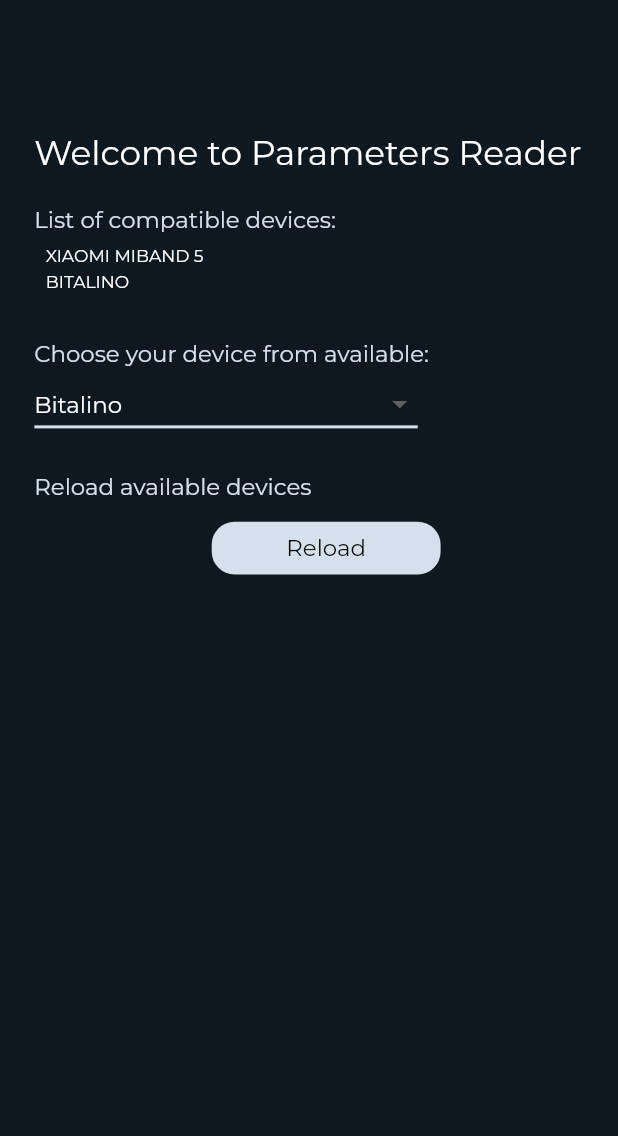
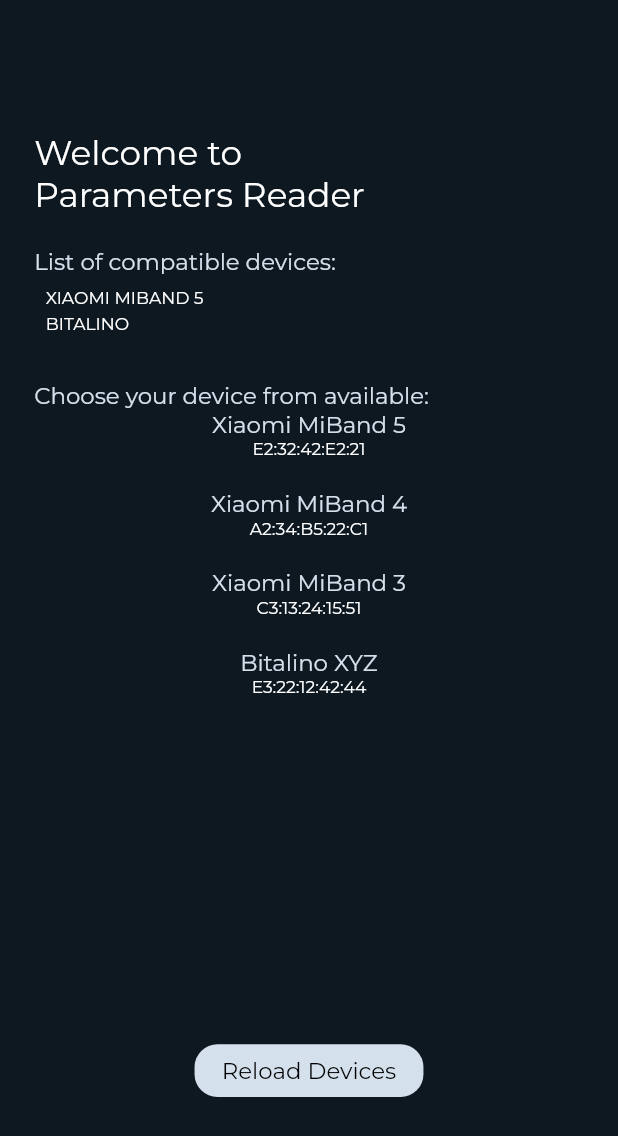
Before and after one commit to mateuszFicek/Band-Parameters-Reader, a Flutter app: the screen it shows after launch, on a phone screen of 412 x 824 dp. Shown: the top 1136 px of the screen. Run offline on Flutter 3.47's test engine with Material 2 defaults, Android fonts, the phone set to English and light mode, and no system bars; our stand-ins replace flutter_bloc, flutter_screenutil, google_fonts.

Commit message:
Dropdown menu changed to listview

```diff
--- a/band_parameters_reader/lib/ui/main/main.dart
+++ b/band_parameters_reader/lib/ui/main/main.dart
@@ -21,7 +21,7 @@ class _BandParametersReaderHomePageState
     return Scaffold(
       backgroundColor: UIColors.BACKGROUND_COLOR,
       body: Container(
-        margin: EdgeInsets.only(top: 250.h, left: 60.w),
+        margin: EdgeInsets.symmetric(vertical: 250.h, horizontal: 60.w),
         child: Column(
           mainAxisAlignment: MainAxisAlignment.start,
           mainAxisSize: MainAxisSize.min,
@@ -30,8 +30,7 @@ class _BandParametersReaderHomePageState
             _listOfDevicesText,
             _compatibleDevicesListView,
             _availableDevicesText,
-            _availableDevicesDropdownButton,
-            _reloadDevicesText,
+            _availableDevicesListView,
             _reloadButton,
           ],
         ),
@@ -53,9 +52,9 @@ class _BandParametersReaderHomePageState
   Widget get _welcomeText => Container(
         alignment: Alignment.centerLeft,
         child: Text(
-          "Welcome to Parameters Reader",
+          "Welcome to \nParameters Reader",
           style: TextStyle(color: Colors.white, fontSize: 60.w),
-          textAlign: TextAlign.center,
+          textAlign: TextAlign.left,
         ),
       );
 
@@ -81,51 +80,34 @@ class _BandParametersReaderHomePageState
         'Choose your device from available:',
       );
 
-  // maybe change it to listview
-  Widget get _availableDevicesDropdownButton => Container(
-        margin: EdgeInsets.only(right: 350.w),
+  Widget get _availableDevicesListView => Container(
         alignment: Alignment.centerLeft,
-        child: DropdownButton<String>(
-          isExpanded: true,
-          hint: Text(
-            dropdownValue,
-            style: informationTextStyle.copyWith(color: Colors.white),
-          ),
-          elevation: 16,
-          underline: Container(
-            height: 2,
-            color: UIColors.LIGHT_FONT_COLOR,
-          ),
-          onChanged: (String newValue) {
-            setState(() {
-              dropdownValue = newValue;
-            });
-          },
-          items: <String>['Xiaomi MiBand 5', 'Bitalino']
-              .map<DropdownMenuItem<String>>((String value) {
-            return DropdownMenuItem<String>(
-              value: value,
-              child: Text(
-                value,
-                style: TextStyle(color: Colors.black, fontSize: 40.w),
-              ),
-            );
-          }).toList(),
-        ),
-      );
-
-  Widget get _reloadDevicesText => _informationTextWrapper(
-        'Reload available devices',
+        height: 1200.h,
+        child: ListView.builder(
+            itemBuilder: (context, index) => Container(
+                  height: 150.h,
+                  child: Column(
+                    children: [
+                      Text(
+                        Constants.FOUND_DEVICES_MOC.keys.elementAt(index),
+                        style: informationTextStyle.copyWith(fontSize: 40.w),
+                      ),
+                      Text(Constants.FOUND_DEVICES_MOC.values.elementAt(index),
+                          style:
+                              TextStyle(color: Colors.white, fontSize: 30.w)),
+                    ],
+                  ),
+                ),
+            itemCount: Constants.FOUND_DEVICES_MOC.length),
       );
 
   TextStyle get informationTextStyle =>
       TextStyle(color: UIColors.LIGHT_FONT_COLOR, fontSize: 40.w);
 
-  Widget get _reloadButton => _buttonWrapper(() {}, 'Reload');
+  Widget get _reloadButton => _buttonWrapper(() {}, 'Reload Devices');
 
   Widget _buttonWrapper(Function onTap, String buttonText) {
     return Container(
-      margin: EdgeInsets.symmetric(vertical: 40.h),
       alignment: Alignment.center,
       child: Material(
         color: UIColors.LIGHT_FONT_COLOR,
--- a/band_parameters_reader/lib/utils/constants.dart
+++ b/band_parameters_reader/lib/utils/constants.dart
@@ -1,3 +1,10 @@
 class Constants {
   static const COMPATIBLE_DEVICES = ['XIAOMI MIBAND 5', 'BITALINO'];
+
+  static const FOUND_DEVICES_MOC = {
+    'Xiaomi MiBand 5': 'E2:32:42:E2:21',
+    'Xiaomi MiBand 4': 'A2:34:B5:22:C1',
+    'Xiaomi MiBand 3': 'C3:13:24:15:51',
+    'Bitalino XYZ': 'E3:22:12:42:44'
+  };
 }
```
